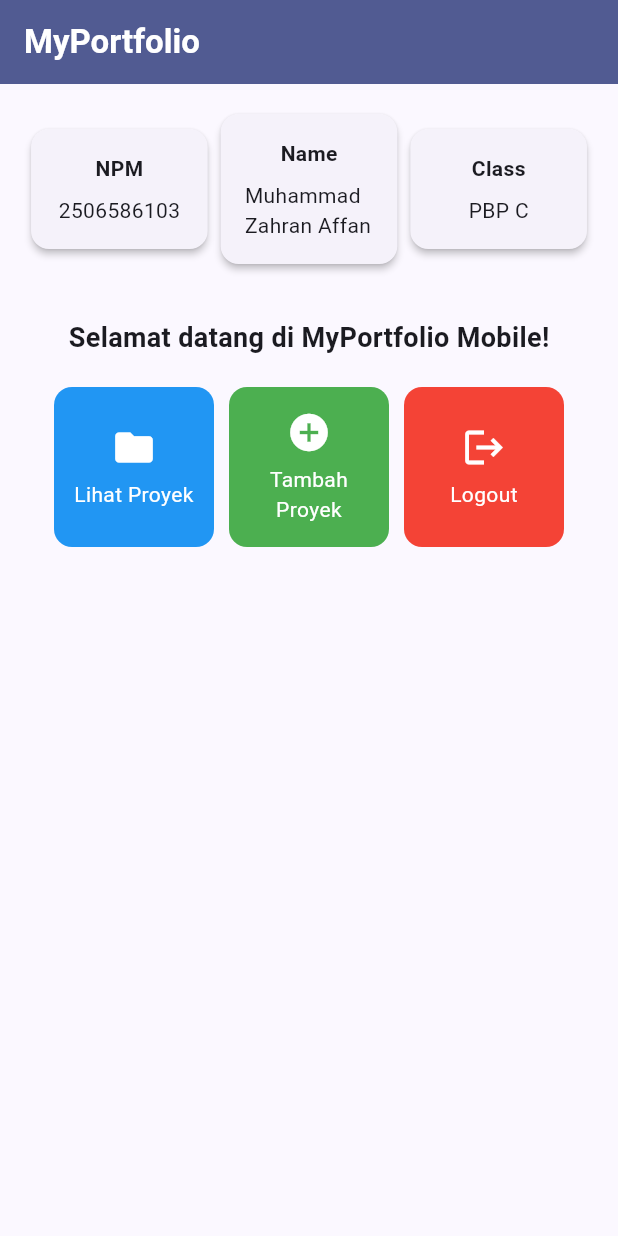
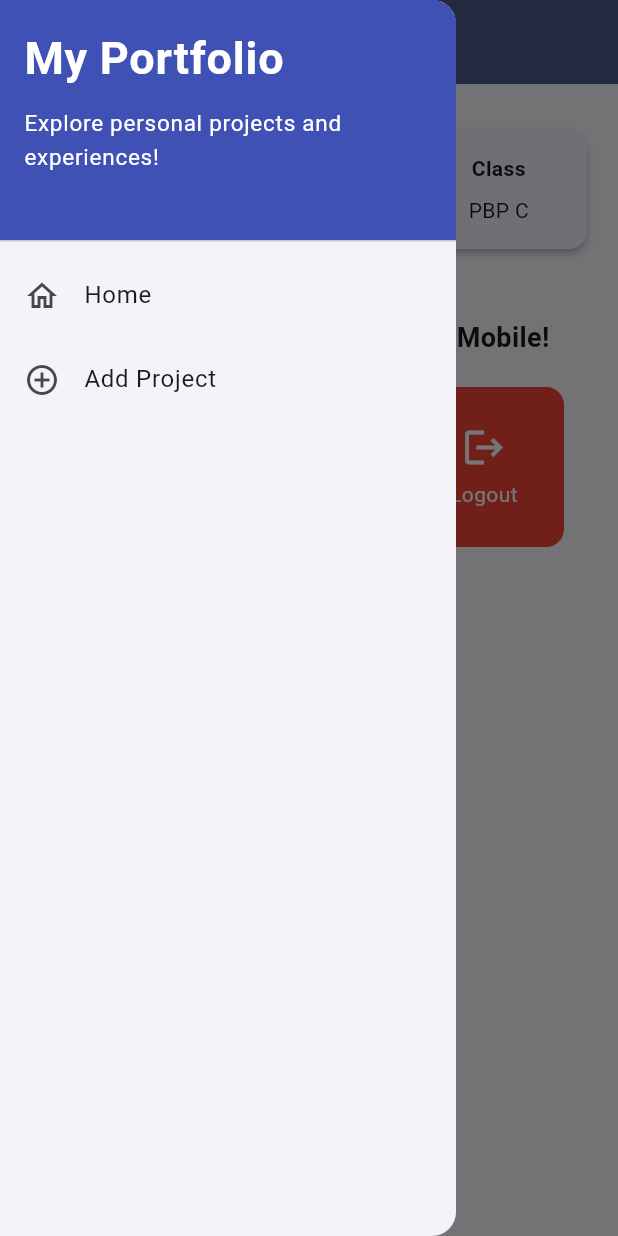
Before and after one commit to zahranaffan/myportofolio_mobile, a Flutter app: the screen it shows after launch, with the side drawer open (before the commit the screen has no drawer), on a phone screen of 412 x 824 dp. Run offline on Flutter 3.47's test engine with Material 3 defaults, Android fonts, the phone set to English and light mode, and no system bars.

Commit message:
feat: Tutorial 9

```diff
--- a/lib/main.dart
+++ b/lib/main.dart
@@ -1,5 +1,5 @@
 import 'package:flutter/material.dart';
-import 'package:myportofolio_mobile/menu.dart';
+import 'package:myportofolio_mobile/screens/menu.dart';
 
 void main() {
   runApp(const MyApp());
--- a/lib/menu.dart
+++ b/lib/screens/menu.dart
@@ -1,4 +1,6 @@
 import 'package:flutter/material.dart';
+import 'package:myportofolio_mobile/widgets/left_drawer.dart';
+import 'package:myportofolio_mobile/widgets/project_card.dart';
 
 class MyHomePage extends StatelessWidget {
   MyHomePage({super.key});
@@ -27,7 +29,9 @@ class MyHomePage extends StatelessWidget {
           ),
         ),
         backgroundColor: Theme.of(context).colorScheme.primary,
+        iconTheme: const IconThemeData(color: Colors.white)
       ),
+      drawer: const LeftDrawer(),
       // Body halaman utama dengan padding di sekelilingnya.
       body: Padding(
         padding: const EdgeInsets.all(16.0),
@@ -123,50 +127,3 @@ class ItemHomepage {
 
   ItemHomepage(this.name, this.icon, this.color);
 }
-
-class ItemCard extends StatelessWidget {
-  final ItemHomepage item;
-
-  const ItemCard(this.item, {super.key});
-
-  @override
-  Widget build(BuildContext context) {
-    return Material(
-      // Menggunakan warna unik yang ditentukan untuk setiap tombol.
-      color: item.color,
-      borderRadius: BorderRadius.circular(12),
-      child: InkWell(
-        // Aksi ketika kartu ditekan oleh pengguna.
-        onTap: () {
-          // Menampilkan SnackBar dengan pesan interaktif.
-          ScaffoldMessenger.of(context)
-            ..hideCurrentSnackBar()
-            ..showSnackBar(
-              SnackBar(content: Text("Kamu telah menekan tombol ${item.name}!"))
-            );
-        },
-        child: Container(
-          padding: const EdgeInsets.all(8),
-          child: Center(
-            child: Column(
-              mainAxisAlignment: MainAxisAlignment.center,
-              children: [
-                Icon(
-                  item.icon,
-                  color: Colors.white,
-                  size: 30.0,
-                ),
-                const Padding(padding: EdgeInsets.all(3)),
-                Text(
-                  item.name,
-                  textAlign: TextAlign.center,
-                  style: const TextStyle(color: Colors.white),
-                ),
-              ],
-            ),
-          ),
-        ),
-      ),
-    );
-  }
-}
--- /dev/null
+++ b/lib/widgets/left_drawer.dart
@@ -0,0 +1,72 @@
+import 'package:flutter/material.dart';
+import 'package:myportofolio_mobile/screens/menu.dart';
+import 'package:myportofolio_mobile/screens/project_form.dart';
+// TODO: Impor halaman ProjectFormPage jika sudah dibuat
+
+class LeftDrawer extends StatelessWidget {
+  const LeftDrawer({super.key});
+
+  @override
+  Widget build(BuildContext context) {
+    return Drawer(
+      child: ListView(
+        children: [
+          // TODO: Bagian drawer header
+          const DrawerHeader(
+            decoration: BoxDecoration(
+              color: Colors.indigo,
+            ),
+            child: Column(
+              crossAxisAlignment: CrossAxisAlignment.start,
+              children: [
+                Text(
+                  'My Portfolio',
+                  style: TextStyle(
+                    fontSize: 30,
+                    fontWeight: FontWeight.bold,
+                    color: Colors.white,
+                  ),
+                ),
+                SizedBox(height: 10),
+                Text(
+                  'Explore personal projects and experiences!',
+                  style: TextStyle(
+                    fontSize: 15,
+                    color: Colors.white,
+                  ),
+                ),
+              ],
+            ),
+          ),
+          // TODO: Bagian routing
+          ListTile(
+            leading: const Icon(Icons.home_outlined),
+            title: const Text('Home'),
+            // Navigasi ke halaman utama portofolio
+            onTap: () {
+              Navigator.pushReplacement(
+                context,
+                MaterialPageRoute(
+                  builder: (context) => MyHomePage(),
+                ),
+              );
+            },
+          ),
+          ListTile(
+            leading: const Icon(Icons.add_circle_outline),
+            title: const Text('Add Project'),
+            // Navigasi ke halaman tambah proyek
+            onTap: () {
+              Navigator.pushReplacement(
+                context,
+                MaterialPageRoute(
+                  builder: (context) => const ProjectFormPage(),
+                ),
+              );
+            },
+          ),
+        ],
+      ),
+    );
+  }
+}
--- /dev/null
+++ b/lib/widgets/project_card.dart
@@ -0,0 +1,60 @@
+import 'package:flutter/material.dart';
+import 'package:myportofolio_mobile/screens/menu.dart';
+import 'package:myportofolio_mobile/screens/project_form.dart';
+
+class ItemCard extends StatelessWidget {
+  final ItemHomepage item;
+
+  const ItemCard(this.item, {super.key});
+
+  @override
+  Widget build(BuildContext context) {
+    return Material(
+      // Menggunakan warna unik yang ditentukan untuk setiap tombol.
+      color: item.color,
+      borderRadius: BorderRadius.circular(12),
+      child: InkWell(
+        // Aksi ketika kartu ditekan oleh pengguna.
+        onTap: () {
+          // Menampilkan SnackBar dengan pesan interaktif.
+          ScaffoldMessenger.of(context)
+            ..hideCurrentSnackBar()
+            ..showSnackBar(
+              SnackBar(content: Text("Kamu telah menekan tombol ${item.name}!"))
+            );
+
+          // Navigate ke halaman yang sesuai
+          if (item.name == "Tambah Proyek") {
+            Navigator.push(
+              context,
+              MaterialPageRoute(
+                builder: (context) => const ProjectFormPage(),
+              ),
+            );
+          }
+        },
+        child: Container(
+          padding: const EdgeInsets.all(8),
+          child: Center(
+            child: Column(
+              mainAxisAlignment: MainAxisAlignment.center,
+              children: [
+                Icon(
+                  item.icon,
+                  color: Colors.white,
+                  size: 30.0,
+                ),
+                const Padding(padding: EdgeInsets.all(3)),
+                Text(
+                  item.name,
+                  textAlign: TextAlign.center,
+                  style: const TextStyle(color: Colors.white),
+                ),
+              ],
+            ),
+          ),
+        ),
+      ),
+    );
+  }
+}
```
Also changed, not shown: lib/screens/project_form.dart (added, +219 -0 lines).
